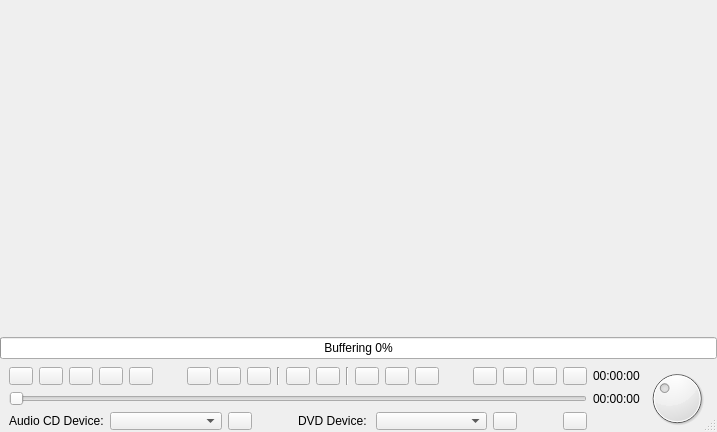
The window that code/playerctl/ui/playerctl.ui (andrew-bibb/mbmp) describes before a commit, drawn with Qt 5.
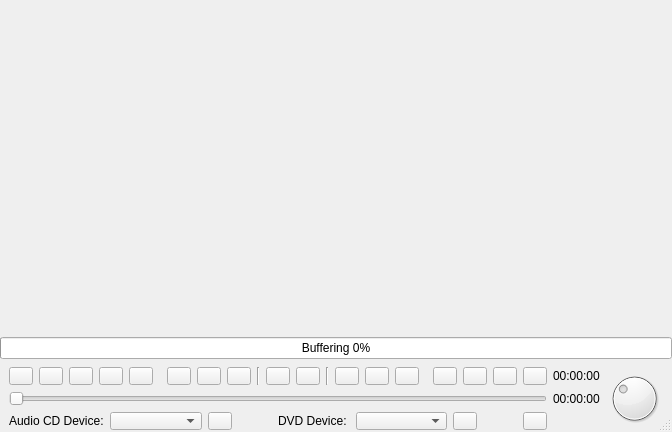
The same window after the commit. Icons and pictures are not drawn.

Commit message: toggle icons for themes working

The edit to the form file:
```diff
--- a/code/playerctl/ui/playerctl.ui
+++ b/code/playerctl/ui/playerctl.ui
@@ -6,7 +6,7 @@
    <rect>
     <x>0</x>
     <y>0</y>
-    <width>717</width>
+    <width>672</width>
     <height>432</height>
    </rect>
   </property>
```
Left out of the diff: 6 changed lines with no effect on the pictures. The commit also changes 2 other files.
